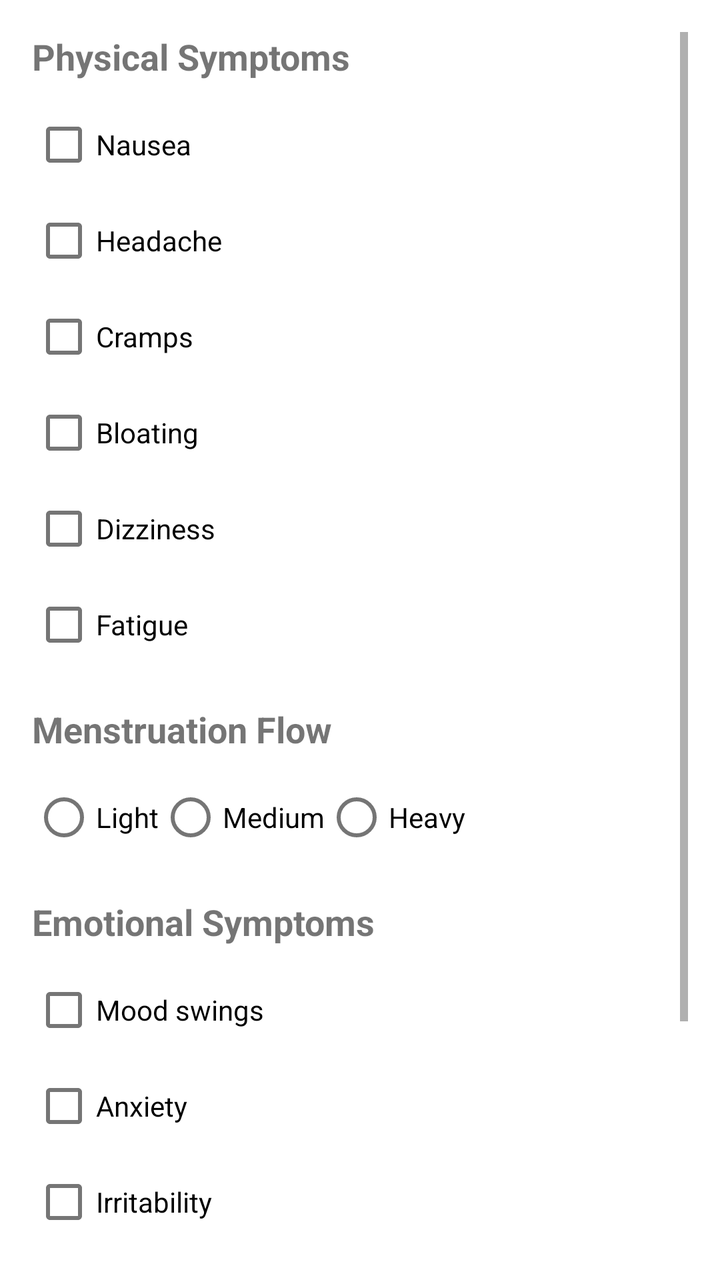
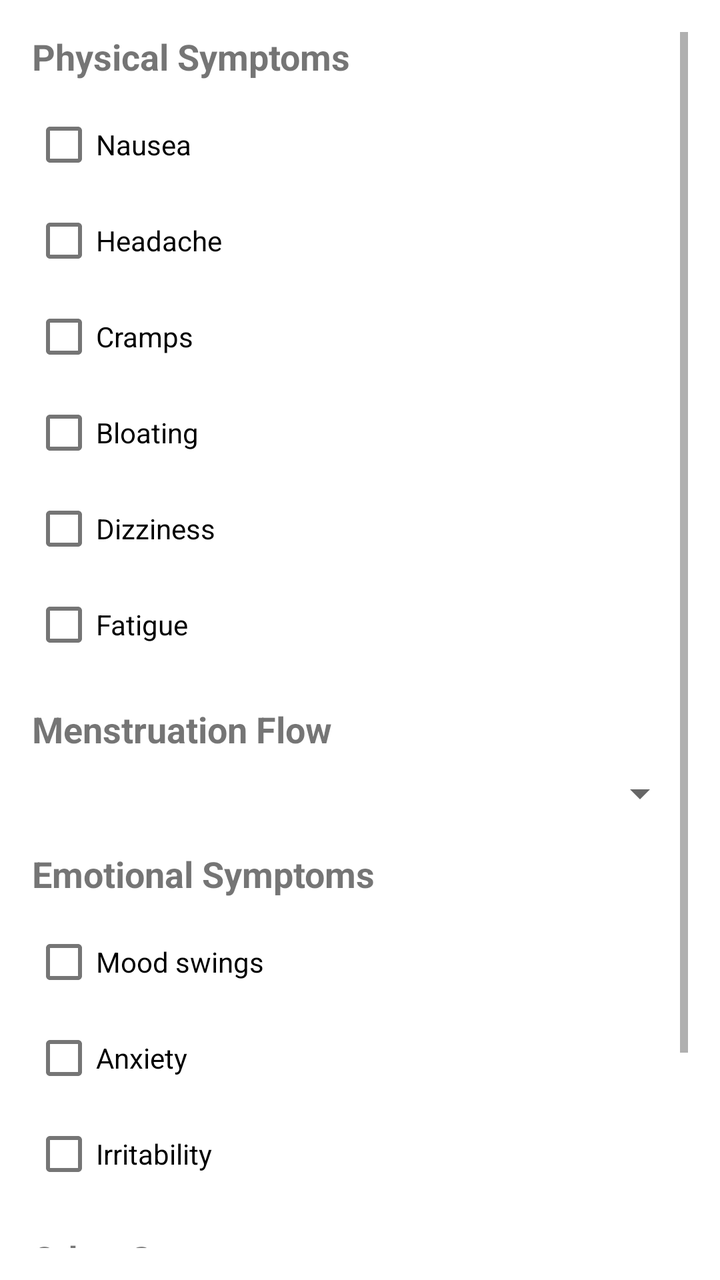

Two renders of the same Android screen: before a commit and after it. Below are the layout's source before the change and the commit's diff.
<!-- AndroidManifest.xml: application theme Theme.LunaFlow -->
<!-- res/layout/activity_log_symptom.xml -->
<?xml version="1.0" encoding="utf-8"?>
<ScrollView xmlns:android="http://schemas.android.com/apk/res/android"
    android:layout_width="match_parent"
    android:layout_height="match_parent"
    android:padding="16dp"
    android:background="@color/white">

    <LinearLayout
        android:layout_width="match_parent"
        android:layout_height="wrap_content"
        android:orientation="vertical">

        
        <TextView
            android:layout_width="wrap_content"
            android:layout_height="wrap_content"
            android:text="Physical Symptoms"
            android:textSize="18sp"
            android:textStyle="bold"
            android:layout_marginBottom="8dp"/>

        <CheckBox android:id="@+id/nausea" android:layout_width="wrap_content" android:layout_height="wrap_content" android:text="Nausea"/>
        <CheckBox android:id="@+id/headache" android:layout_width="wrap_content" android:layout_height="wrap_content" android:text="Headache"/>
        <CheckBox android:id="@+id/cramps" android:layout_width="wrap_content" android:layout_height="wrap_content" android:text="Cramps"/>
        <CheckBox android:id="@+id/bloating" android:layout_width="wrap_content" android:layout_height="wrap_content" android:text="Bloating"/>
        <CheckBox android:id="@+id/dizziness" android:layout_width="wrap_content" android:layout_height="wrap_content" android:text="Dizziness"/>
        <CheckBox android:id="@+id/fatigue" android:layout_width="wrap_content" android:layout_height="wrap_content" android:text="Fatigue"/>

        
        <TextView
            android:layout_width="wrap_content"
            android:layout_height="wrap_content"
            android:text="Menstruation Flow"
            android:textSize="18sp"
            android:textStyle="bold"
            android:layout_marginTop="16dp"
            android:layout_marginBottom="8dp"/>

        <RadioGroup
            android:id="@+id/flowRadioGroup"
            android:layout_width="wrap_content"
            android:layout_height="wrap_content"
            android:orientation="horizontal">

            <RadioButton
                android:id="@+id/flowLight"
                android:layout_width="wrap_content"
                android:layout_height="wrap_content"
                android:text="Light"/>

            <RadioButton
                android:id="@+id/flowMedium"
                android:layout_width="wrap_content"
                android:layout_height="wrap_content"
                android:text="Medium"/>

            <RadioButton
                android:id="@+id/flowHeavy"
                android:layout_width="wrap_content"
                android:layout_height="wrap_content"
                android:text="Heavy"/>
        </RadioGroup>

        
        <TextView
            android:layout_width="wrap_content"
            android:layout_height="wrap_content"
            android:text="Emotional Symptoms"
            android:textSize="18sp"
            android:textStyle="bold"
            android:layout_marginTop="16dp"
            android:layout_marginBottom="8dp"/>

        <CheckBox android:id="@+id/moodSwings" android:layout_width="wrap_content" android:layout_height="wrap_content" android:text="Mood swings"/>
        <CheckBox android:id="@+id/anxiety" android:layout_width="wrap_content" android:layout_height="wrap_content" android:text="Anxiety"/>
        <CheckBox android:id="@+id/irritability" android:layout_width="wrap_content" android:layout_height="wrap_content" android:text="Irritability"/>

        
        <TextView
            android:layout_width="wrap_content"
            android:layout_height="wrap_content"
            android:text="Other Symptoms"
            android:textSize="18sp"
            android:textStyle="bold"
            android:layout_marginTop="16dp"
            android:layout_marginBottom="8dp"/>

        <EditText
            android:id="@+id/otherSymptoms"
            android:layout_width="match_parent"
            android:layout_height="wrap_content"
            android:hint="Describe other symptoms"/>

        <LinearLayout
            android:layout_width="match_parent"
            android:layout_height="wrap_content"
            android:orientation="horizontal"
            android:layout_marginTop="24dp">

            <Button
                android:id="@+id/saveButton"
                android:layout_width="0dp"
                android:layout_weight="1"
                android:layout_height="wrap_content"
                android:text="Save"
                android:backgroundTint="#C1492E"
                android:textColor="@android:color/white"/>

            <Button
                android:id="@+id/cancelButton"
                android:layout_width="0dp"
                android:layout_weight="1"
                android:layout_height="wrap_content"
                android:text="Cancel"
                android:layout_marginStart="16dp"/>
        </LinearLayout>

    </LinearLayout>
</ScrollView>
<!-- resources referenced by this layout -->
<resources>
  <color name="white">#FFFFFFFF</color>
  <style name="Theme.LunaFlow" parent="Theme.MaterialComponents.DayNight.NoActionBar">
          <item name="android:windowBackground">@color/colorBackground</item>
          <item name="colorPrimary">@color/colorPrimary</item>
          <item name="colorOnPrimary">@color/textOnPrimary</item>
          <item name="colorSecondary">@color/mainRed</item>
          <item name="colorOnSecondary">@color/textOnSecondary</item>
          <item name="android:statusBarColor">@color/colorPrimary</item>
          <item name="actionBarTheme">@style/AppActionBar</item>
          <item name="bottomNavigationStyle">@style/BottomNavStyle</item>
      </style>
  <color name="colorBackground">#FFFFFFFF</color>
  <color name="colorPrimary">#EBE4D4</color>
  <color name="textOnPrimary">#322323</color>
  <color name="mainRed">#B43015</color>
  <color name="textOnSecondary">#FFFFFF</color>
  <style name="AppActionBar" parent="Widget.MaterialComponents.Toolbar">
          <item name="android:layout_height">48dp</item>
          <item name="android:textSize">18sp</item>
          <item name="android:background">@color/colorPrimary</item>
          <item name="titleTextColor">@color/textPrimary</item>
          <item name="subtitleTextColor">@color/textPrimary</item>
          <item name="android:theme">@style/ToolbarTextTheme</item>
      </style>
  <style name="BottomNavStyle" parent="Widget.MaterialComponents.BottomNavigationView">
          <item name="android:layout_height">30dp</item>
          <item name="android:background">@color/colorPrimary</item>
      </style>
  <color name="textPrimary">#322323</color>
  <style name="ToolbarTextTheme" parent="ThemeOverlay.MaterialComponents.ActionBar">
          <item name="android:textColorPrimary">@color/textPrimary</item>
          <item name="android:textColorSecondary">@color/textPrimary</item>
          <item name="android:textColor">@color/textPrimary</item>
      </style>
</resources>

<!-- the commit's change to res/layout/activity_log_symptom.xml (unified diff, before → after) -->
@@ -36,30 +36,11 @@
             android:layout_marginTop="16dp"
             android:layout_marginBottom="8dp"/>
 
-        <RadioGroup
-            android:id="@+id/flowRadioGroup"
-            android:layout_width="wrap_content"
+        <Spinner
+            android:id="@+id/flowSpinner"
+            android:layout_width="match_parent"
             android:layout_height="wrap_content"
-            android:orientation="horizontal">
-
-            <RadioButton
-                android:id="@+id/flowLight"
-                android:layout_width="wrap_content"
-                android:layout_height="wrap_content"
-                android:text="Light"/>
-
-            <RadioButton
-                android:id="@+id/flowMedium"
-                android:layout_width="wrap_content"
-                android:layout_height="wrap_content"
-                android:text="Medium"/>
-
-            <RadioButton
-                android:id="@+id/flowHeavy"
-                android:layout_width="wrap_content"
-                android:layout_height="wrap_content"
-                android:text="Heavy"/>
-        </RadioGroup>
+            android:spinnerMode="dropdown" />
 
         
         <TextView
